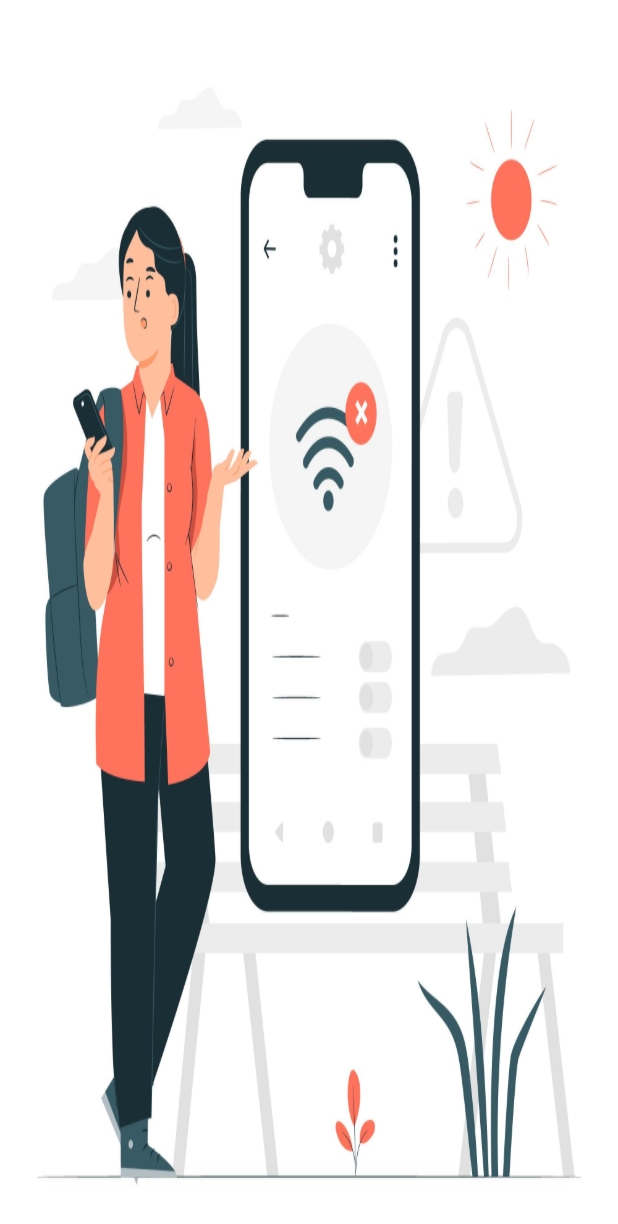
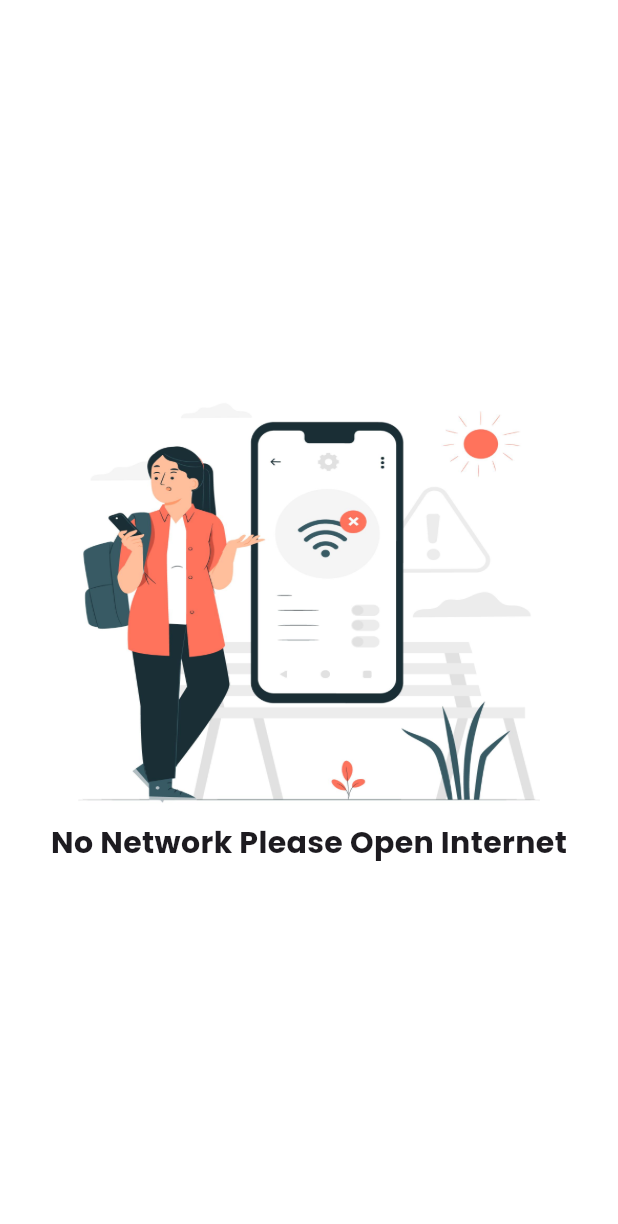
Before and after one commit to youssefr1/Beda3ty-Store, a Flutter app: the NoNetworkScreen screen opened directly, on a phone screen of 412 x 824 dp. Shown: the top 1224 px of the screen. Run offline on Flutter 3.47's test engine with Material 3 defaults, Android fonts, the phone set to English and light mode, and no system bars; our stand-ins replace connectivity_plus, firebase_core, flutter_dotenv; accounts and stored records are empty.

Commit message:
fix routes screens and coonectivity  screen error

```diff
--- a/lib/astro_store_app.dart
+++ b/lib/astro_store_app.dart
@@ -17,7 +17,7 @@ class Beda3tyStoreApp extends StatelessWidget {
           valueListenable: ConnectivityControler.instance.isConected,
           builder: (context, isConnected, _) {
             if (isConnected) {
-              return child ?? const SizedBox();
+              return child!;
             } else {
               return const NoNetworkScreen();
             }
--- a/lib/core/common/screens/no_network_screen.dart
+++ b/lib/core/common/screens/no_network_screen.dart
@@ -1,3 +1,5 @@
+import 'package:astro/core/styles/fonts/font_family_helper.dart';
+import 'package:astro/core/styles/fonts/font_weight_helper.dart';
 import 'package:astro/core/styles/images/app_images.dart';
 import 'package:flutter/material.dart';
 
@@ -7,13 +9,30 @@ class NoNetworkScreen extends StatelessWidget {
   @override
   Widget build(BuildContext context) {
     return Scaffold(
-      body: Container(
-        constraints: const BoxConstraints.expand(),
-        decoration: const BoxDecoration(
-          image: DecorationImage(
-            image: AssetImage(AppImages.noNetwork),
-            fit: BoxFit.fill,
-          ),
+      backgroundColor: Colors.white,
+      body: Center(
+        child: Column(
+          mainAxisAlignment: MainAxisAlignment.center,
+          children: [
+            Container(
+              width: 350,
+              height: 300,
+              decoration: const BoxDecoration(
+                image: DecorationImage(
+                  image: AssetImage(AppImages.noNetwork),
+                  fit: BoxFit.fill,
+                ),
+              ),
+            ),
+            const Text(
+              'No Network Please Open Internet',
+              style: TextStyle(
+                fontSize: 20,
+                fontFamily: FontFamilyHelper.poppinsEnglish,
+                fontWeight: FontWeightHelper.bold,
+              ),
+            ),
+          ],
         ),
       ),
     );
```
Also changed, not shown: lib/core/common/screens/under_build_screen.dart (+8 -6 lines).
